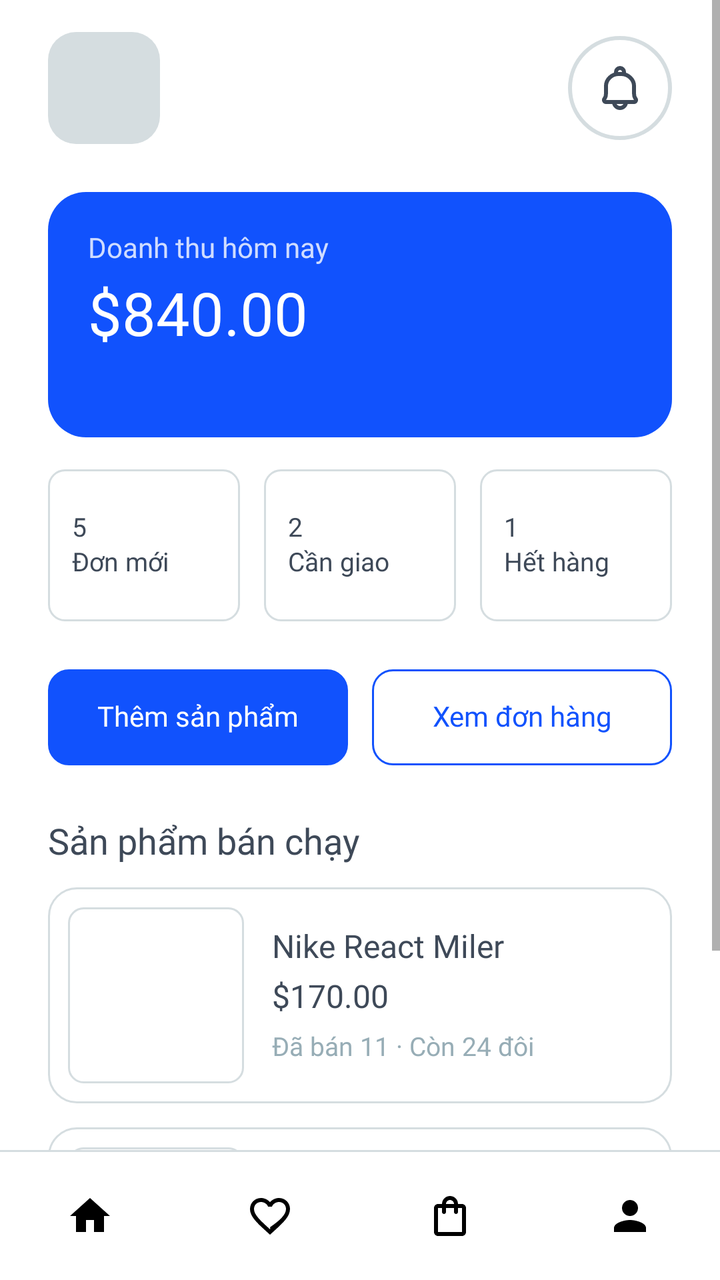
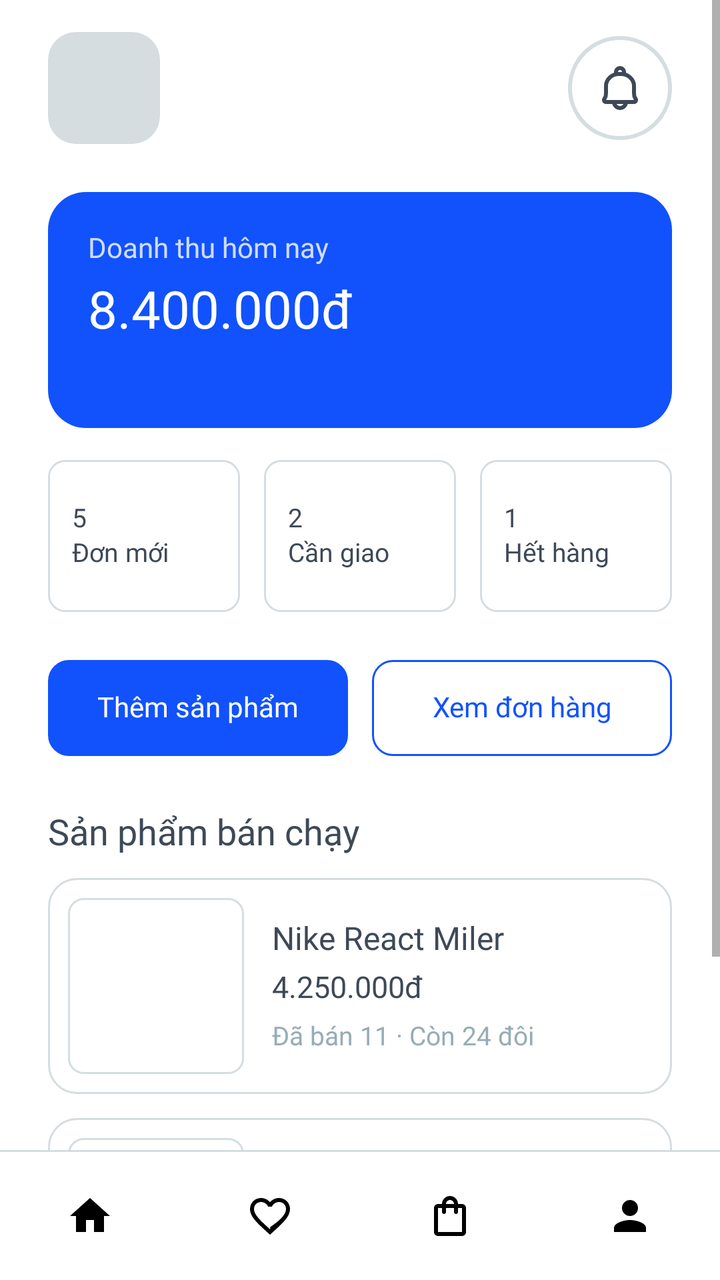

The first picture is an Android layout as it rendered before a commit; the second is the same layout after the commit. The layout source and the unified diff follow.
<!-- AndroidManifest.xml: application theme Theme.NT118R12 -->
<!-- res/layout/activity_seller_homepage.xml -->
<?xml version="1.0" encoding="utf-8"?>
<LinearLayout xmlns:android="http://schemas.android.com/apk/res/android"
    android:layout_width="match_parent"
    android:layout_height="match_parent"
    android:background="@color/white"
    android:fitsSystemWindows="true"
    android:orientation="vertical">

    <ScrollView
        android:layout_width="match_parent"
        android:layout_height="0dp"
        android:layout_weight="1"
        android:overScrollMode="never">

        <LinearLayout
            android:layout_width="match_parent"
            android:layout_height="wrap_content"
            android:orientation="vertical"
            android:paddingBottom="24dp">

            <LinearLayout
                android:layout_width="match_parent"
                android:layout_height="wrap_content"
                android:layout_marginStart="24dp"
                android:layout_marginTop="16dp"
                android:layout_marginEnd="24dp"
                android:gravity="center_vertical"
                android:orientation="horizontal">

                <View
                    android:layout_width="56dp"
                    android:layout_height="56dp"
                    android:background="@drawable/seller_bg_home_avatar" />

                <TextView
                    android:layout_width="0dp"
                    android:layout_height="wrap_content"
                    android:layout_marginStart="16dp"
                    android:layout_marginEnd="12dp"
                    android:layout_weight="1"
                    android:fontFamily="@font/montserrat_semibold"
                    android:includeFontPadding="false"
                    android:lineSpacingExtra="6dp"
                    android:text=""
                    android:textColor="@color/seller_ink"
                    android:textSize="19sp" />

                <ImageView
                    android:id="@+id/btn_notification"
                    android:layout_width="52dp"
                    android:layout_height="52dp"
                    android:background="@drawable/seller_bg_bell"
                    android:contentDescription="Thông báo"
                    android:scaleType="center"
                    android:src="@drawable/ic_seller_bell" />
            </LinearLayout>

            <LinearLayout
                android:layout_width="match_parent"
                android:layout_height="wrap_content"
                android:layout_marginStart="24dp"
                android:layout_marginTop="24dp"
                android:layout_marginEnd="24dp"
                android:background="@drawable/seller_bg_banner"
                android:orientation="vertical"
                android:padding="20dp">

                <TextView
                    android:layout_width="wrap_content"
                    android:layout_height="wrap_content"
                    android:fontFamily="@font/montserrat_medium"
                    android:includeFontPadding="false"
                    android:text="Doanh thu hôm nay"
                    android:textColor="@color/seller_chart_label"
                    android:textSize="14sp" />

                <TextView
                    android:layout_width="wrap_content"
                    android:layout_height="wrap_content"
                    android:layout_marginTop="8dp"
                    android:fontFamily="@font/montserrat_bold"
                    android:includeFontPadding="false"
                    android:text="$840.00"
                    android:textColor="@color/white"
                    android:textSize="30sp" />

                <TextView
                    android:layout_width="wrap_content"
                    android:layout_height="wrap_content"
                    android:layout_marginTop="8dp"
                    android:fontFamily="@font/montserrat_semibold"
                    android:includeFontPadding="false"
                    android:text=""
                    android:textColor="@color/white"
                    android:textSize="13sp" />
            </LinearLayout>

            <LinearLayout
                android:layout_width="match_parent"
                android:layout_height="wrap_content"
                android:layout_marginStart="24dp"
                android:layout_marginTop="16dp"
                android:layout_marginEnd="24dp"
                android:baselineAligned="false"
                android:orientation="horizontal">

                <TextView
                    android:id="@+id/tv_home_stat_1"
                    style="@style/SellerHomeStat"
                    android:text="5\nĐơn mới" />

                <TextView
                    android:id="@+id/tv_home_stat_2"
                    style="@style/SellerHomeStat"
                    android:layout_marginStart="12dp"
                    android:text="2\nCần giao" />

                <TextView
                    android:id="@+id/tv_home_stat_3"
                    style="@style/SellerHomeStat"
                    android:layout_marginStart="12dp"
                    android:text="1\nHết hàng" />
            </LinearLayout>

            <LinearLayout
                android:layout_width="match_parent"
                android:layout_height="wrap_content"
                android:layout_marginStart="24dp"
                android:layout_marginTop="24dp"
                android:layout_marginEnd="24dp"
                android:baselineAligned="false"
                android:orientation="horizontal">

                <TextView
                    android:id="@+id/btn_home_add_product"
                    android:layout_width="0dp"
                    android:layout_height="48dp"
                    android:layout_marginEnd="6dp"
                    android:layout_weight="1"
                    android:background="@drawable/seller_bg_home_add"
                    android:fontFamily="@font/montserrat_bold"
                    android:gravity="center"
                    android:includeFontPadding="false"
                    android:text="Thêm sản phẩm"
                    android:textColor="@color/white"
                    android:textSize="14sp" />

                <TextView
                    android:id="@+id/btn_home_view_orders"
                    android:layout_width="0dp"
                    android:layout_height="48dp"
                    android:layout_marginStart="6dp"
                    android:layout_weight="1"
                    android:background="@drawable/seller_bg_home_view"
                    android:fontFamily="@font/montserrat_bold"
                    android:gravity="center"
                    android:includeFontPadding="false"
                    android:text="Xem đơn hàng"
                    android:textColor="@color/seller_primary"
                    android:textSize="14sp" />
            </LinearLayout>

            <TextView
                android:layout_width="wrap_content"
                android:layout_height="wrap_content"
                android:layout_marginStart="24dp"
                android:layout_marginTop="28dp"
                android:layout_marginBottom="12dp"
                android:fontFamily="@font/montserrat_bold"
                android:includeFontPadding="false"
                android:text="Sản phẩm bán chạy"
                android:textColor="@color/seller_ink"
                android:textSize="18sp" />

            <LinearLayout style="@style/SellerHomeCard">

                <View style="@style/SellerHomeThumb" />

                <LinearLayout
                    android:layout_width="0dp"
                    android:layout_height="wrap_content"
                    android:layout_marginStart="14dp"
                    android:layout_weight="1"
                    android:orientation="vertical">

                    <TextView
                        style="@style/SellerHomeName"
                        android:text="Nike React Miler" />

                    <TextView
                        style="@style/SellerHomePrice"
                        android:text="$170.00" />

                    <TextView
                        android:layout_width="wrap_content"
                        android:layout_height="wrap_content"
                        android:layout_marginTop="8dp"
                        android:fontFamily="@font/montserrat_medium"
                        android:includeFontPadding="false"
                        android:text="Đã bán 11 · Còn 24 đôi"
                        android:textColor="@color/seller_sub"
                        android:textSize="13sp" />
                </LinearLayout>
            </LinearLayout>

            <LinearLayout
                style="@style/SellerHomeCard"
                android:layout_marginTop="12dp">

                <View style="@style/SellerHomeThumb" />

                <LinearLayout
                    android:layout_width="0dp"
                    android:layout_height="wrap_content"
                    android:layout_marginStart="14dp"
                    android:layout_weight="1"
                    android:orientation="vertical">

                    <TextView
                        style="@style/SellerHomeName"
                        android:text="Nike Air Max 270" />

                    <TextView
                        style="@style/SellerHomePrice"
                        android:text="$112.00" />

                    <TextView
                        android:layout_width="wrap_content"
                        android:layout_height="wrap_content"
                        android:layout_marginTop="8dp"
                        android:fontFamily="@font/montserrat_medium"
                        android:includeFontPadding="false"
                        android:text="Đã bán 6 · Còn 1 đôi"
                        android:textColor="@color/seller_sub"
                        android:textSize="13sp" />
                </LinearLayout>
            </LinearLayout>
        </LinearLayout>
    </ScrollView>

    <include layout="@layout/layout_bottom_nav" />
</LinearLayout>
<!-- res/layout/layout_bottom_nav.xml (included above) -->
<?xml version="1.0" encoding="utf-8"?>
<LinearLayout xmlns:android="http://schemas.android.com/apk/res/android"
    android:layout_width="match_parent"
    android:layout_height="wrap_content"
    android:orientation="vertical"
    android:background="@android:color/white">

    <View
        android:layout_width="match_parent"
        android:layout_height="1dp"
        android:background="@color/border" />

    <LinearLayout
        android:layout_width="match_parent"
        android:layout_height="64dp"
        android:orientation="horizontal"
        android:gravity="center_vertical">

        <ImageView
            android:id="@+id/nav_home"
            android:layout_width="0dp"
            android:layout_height="24dp"
            android:layout_weight="1"
            android:src="@drawable/ic_home"
            android:contentDescription="Home" />

        <ImageView
            android:id="@+id/nav_wishlist"
            android:layout_width="0dp"
            android:layout_height="24dp"
            android:layout_weight="1"
            android:src="@drawable/ic_heart"
            android:contentDescription="Wishlist" />

        <ImageView
            android:id="@+id/nav_cart"
            android:layout_width="0dp"
            android:layout_height="24dp"
            android:layout_weight="1"
            android:src="@drawable/ic_bag"
            android:contentDescription="Cart" />

        <ImageView
            android:id="@+id/nav_account"
            android:layout_width="0dp"
            android:layout_height="24dp"
            android:layout_weight="1"
            android:src="@drawable/ic_user"
            android:contentDescription="Account" />
    </LinearLayout>
</LinearLayout>
<!-- resources referenced by this layout -->
<resources>
  <color name="border">#D5DDE0</color>
  <color name="seller_chart_label">#CCFFFFFF</color>
  <color name="seller_ink">@color/seller_text_primary</color>
  <color name="seller_primary">#1152FD</color>
  <color name="seller_sub">@color/seller_text_muted</color>
  <color name="white">#FFFFFFFF</color>
  <!-- drawable seller_bg_banner (drawable) -->
  <?xml version="1.0" encoding="utf-8"?>
  <shape xmlns:android="http://schemas.android.com/apk/res/android"
      android:shape="rectangle">
      <solid android:color="@color/seller_banner" />
      <corners android:radius="19dp" />
  </shape>
  <!-- drawable seller_bg_bell (drawable) -->
  <?xml version="1.0" encoding="utf-8"?>
  <shape xmlns:android="http://schemas.android.com/apk/res/android"
      android:shape="oval">
      <solid android:color="@color/white" />
      <stroke android:width="2dp" android:color="@color/seller_border" />
  </shape>
  <!-- drawable seller_bg_home_avatar (drawable) -->
  <?xml version="1.0" encoding="utf-8"?>
  <shape xmlns:android="http://schemas.android.com/apk/res/android"
      android:shape="rectangle">
      <solid android:color="@color/seller_home_border" />
      <corners android:radius="14dp" />
  </shape>
  <!-- drawable seller_bg_home_view (drawable) -->
  <?xml version="1.0" encoding="utf-8"?>
  <shape xmlns:android="http://schemas.android.com/apk/res/android"
      android:shape="rectangle">
      <solid android:color="@color/white" />
      <corners android:radius="10dp" />
      <stroke android:width="1dp" android:color="@color/seller_primary" />
  </shape>
  <style name="SellerHomePrice">
          <item name="android:layout_width">wrap_content</item>
          <item name="android:layout_height">wrap_content</item>
          <item name="android:layout_marginTop">6dp</item>
          <item name="android:fontFamily">@font/montserrat_bold</item>
          <item name="android:includeFontPadding">false</item>
          <item name="android:textColor">@color/seller_ink</item>
          <item name="android:textSize">16sp</item>
      </style>
  <style name="SellerHomeThumb">
          <item name="android:layout_width">88dp</item>
          <item name="android:layout_height">88dp</item>
          <item name="android:background">@drawable/seller_bg_home_thumb</item>
      </style>
  <style name="Theme.NT118R12" parent="Theme.MaterialComponents.Light.NoActionBar.Bridge" />
  <color name="seller_text_primary">#3E4958</color>
  <color name="seller_text_muted">#97ADB6</color>
  <color name="seller_banner">@color/seller_primary</color>
  <color name="seller_border">@color/seller_divider</color>
  <color name="seller_home_border">@color/seller_divider</color>
  <!-- drawable seller_bg_home_card (drawable) -->
  <?xml version="1.0" encoding="utf-8"?>
  <shape xmlns:android="http://schemas.android.com/apk/res/android"
      android:shape="rectangle">
      <solid android:color="@color/white" />
      <corners android:radius="14dp" />
      <stroke android:width="1dp" android:color="@color/seller_home_border" />
  </shape>
  <!-- drawable seller_bg_home_stat (drawable) -->
  <?xml version="1.0" encoding="utf-8"?>
  <shape xmlns:android="http://schemas.android.com/apk/res/android"
      android:shape="rectangle">
      <solid android:color="@color/white" />
      <corners android:radius="8dp" />
      <stroke android:width="1dp" android:color="@color/seller_border" />
  </shape>
  <!-- drawable seller_bg_home_thumb (drawable) -->
  <?xml version="1.0" encoding="utf-8"?>
  <shape xmlns:android="http://schemas.android.com/apk/res/android"
      android:shape="rectangle">
      <solid android:color="@color/white" />
      <corners android:radius="7.4dp" />
      <stroke android:width="1dp" android:color="@color/seller_home_border" />
  </shape>
  <color name="seller_divider">#D5DDE0</color>
  <!-- unchanged entries left out for length: 9 -->
</resources>

<!-- the commit's change to res/layout/activity_seller_homepage.xml (unified diff, before → after) -->
@@ -80,9 +80,11 @@
                     android:layout_marginTop="8dp"
                     android:fontFamily="@font/montserrat_bold"
                     android:includeFontPadding="false"
-                    android:text="$840.00"
+                    android:maxLines="1"
+                    android:ellipsize="end"
+                    android:text="8.400.000đ"
                     android:textColor="@color/white"
-                    android:textSize="30sp" />
+                    android:textSize="26sp" />
 
                 <TextView
                     android:layout_width="wrap_content"
@@ -189,7 +191,7 @@
 
                     <TextView
                         style="@style/SellerHomePrice"
-                        android:text="$170.00" />
+                        android:text="4.250.000đ" />
 
                     <TextView
                         android:layout_width="wrap_content"
@@ -222,7 +224,7 @@
 
                     <TextView
                         style="@style/SellerHomePrice"
-                        android:text="$112.00" />
+                        android:text="2.800.000đ" />
 
                     <TextView
                         android:layout_width="wrap_content"
<!-- resource entries referenced after the edit -->
@@ -42,7 +42,9 @@
           <item name="android:fontFamily">@font/montserrat_bold</item>
           <item name="android:includeFontPadding">false</item>
           <item name="android:textColor">@color/seller_ink</item>
-          <item name="android:textSize">16sp</item>
+          <item name="android:textSize">15sp</item>
+          <item name="android:maxLines">1</item>
+          <item name="android:ellipsize">end</item>
       </style>
   <style name="SellerHomeThumb">
           <item name="android:layout_width">88dp</item>
